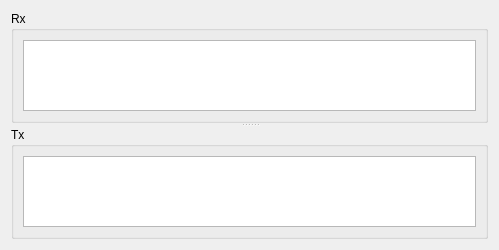
Qt form forms/traffic.ui (t0beers/ndlcom) before a commit.
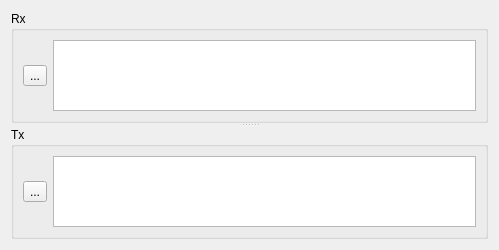
The same form after that commit.

Commit message: [lib/NDLCom] add a "clear" button the the interface/message traffic window

The edit to the form file:
```diff
--- a/forms/traffic.ui
+++ b/forms/traffic.ui
@@ -30,6 +30,13 @@
        <string>Rx</string>
       </property>
       <layout class="QHBoxLayout" name="horizontalLayout">
+       <item>
+        <widget class="QToolButton" name="clearRx">
+         <property name="text">
+          <string>...</string>
+         </property>
+        </widget>
+       </item>
        <item>
         <widget class="QPlainTextEdit" name="plainTextEdit_Rx">
          <property name="font">
@@ -44,21 +51,6 @@
          <property name="styleSheet">
           <string notr="true"/>
          </property>
-         <property name="undoRedoEnabled">
-          <bool>false</bool>
-         </property>
-         <property name="lineWrapMode">
-          <enum>QPlainTextEdit::NoWrap</enum>
-         </property>
-         <property name="readOnly">
-          <bool>true</bool>
-         </property>
-         <property name="maximumBlockCount">
-          <number>100</number>
-         </property>
-         <property name="centerOnScroll">
-          <bool>false</bool>
-         </property>
         </widget>
        </item>
       </layout>
@@ -68,6 +60,13 @@
        <string>Tx</string>
       </property>
       <layout class="QHBoxLayout" name="horizontalLayout_2">
+       <item>
+        <widget class="QToolButton" name="clearTx">
+         <property name="text">
+          <string>...</string>
+         </property>
+        </widget>
+       </item>
        <item>
         <widget class="QPlainTextEdit" name="plainTextEdit_Tx">
          <property name="font">
```
Left out of the diff: 19 changed lines with no effect on the pictures. The commit also changes 2 other files.
